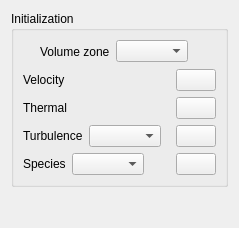
Old version of the form gui/Pages/InitializationForm.ui in the repository code-saturne/code_saturne.
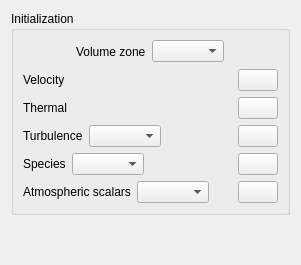
New version of the form. Icons and pictures are not drawn.

Commit message: volumique initialization for meteo variables

Diff of the .ui file:
```diff
--- a/gui/Pages/InitializationForm.ui
+++ b/gui/Pages/InitializationForm.ui
@@ -6,14 +6,14 @@
    <rect>
     <x>0</x>
     <y>0</y>
-    <width>239</width>
-    <height>228</height>
+    <width>301</width>
+    <height>265</height>
    </rect>
   </property>
   <property name="windowTitle">
    <string>Form</string>
   </property>
-  <layout class="QGridLayout" name="gridLayout_2">
+  <layout class="QGridLayout" name="gridLayout_3">
    <item row="0" column="0">
     <spacer name="spacer">
      <property name="orientation">
@@ -27,12 +27,12 @@
      </property>
     </spacer>
    </item>
-   <item row="0" column="1" rowspan="2">
+   <item row="0" column="1">
     <widget class="QGroupBox" name="groupBoxZone">
      <property name="title">
       <string>Initialization</string>
      </property>
-     <layout class="QGridLayout" name="gridLayout">
+     <layout class="QGridLayout" name="gridLayout_2">
       <item row="0" column="0">
        <spacer>
         <property name="orientation">
@@ -74,8 +74,8 @@
        </spacer>
       </item>
       <item row="1" column="0" colspan="3">
-       <layout class="QVBoxLayout" name="verticalLayout">
-        <item>
+       <layout class="QGridLayout" name="gridLayout">
+        <item row="0" column="0">
          <layout class="QHBoxLayout" name="horizontalLayout_3">
           <item>
            <widget class="QLabel" name="labelVelocity">
@@ -116,7 +116,7 @@
           </item>
          </layout>
         </item>
-        <item>
+        <item row="1" column="0">
          <layout class="QHBoxLayout" name="horizontalLayout_4">
           <item>
            <widget class="QLabel" name="labelThermal">
@@ -157,7 +157,7 @@
           </item>
          </layout>
         </item>
-        <item>
+        <item row="2" column="0">
          <layout class="QHBoxLayout" name="horizontalLayout">
           <item>
            <widget class="QLabel" name="labelTurbulence">
@@ -201,7 +201,7 @@
           </item>
          </layout>
         </item>
-        <item>
+        <item row="3" column="0">
          <layout class="QHBoxLayout" name="_2">
           <property name="spacing">
            <number>6</number>
@@ -251,6 +251,56 @@
           </item>
          </layout>
         </item>
+        <item row="4" column="0">
+         <layout class="QHBoxLayout" name="_4">
+          <property name="spacing">
+           <number>6</number>
+          </property>
+          <property name="margin">
+           <number>0</number>
+          </property>
+          <item>
+           <widget class="QLabel" name="labelMeteo">
+            <property name="text">
+             <string>Atmospheric scalars</string>
+            </property>
+           </widget>
+          </item>
+          <item>
+           <widget class="QComboBox" name="comboBoxMeteo"/>
+          </item>
+          <item>
+           <spacer>
+            <property name="orientation">
+             <enum>Qt::Horizontal</enum>
+            </property>
+            <property name="sizeHint" stdset="0">
+             <size>
+              <width>40</width>
+              <height>20</height>
+             </size>
+            </property>
+           </spacer>
+          </item>
+          <item>
+           <widget class="QPushButton" name="pushButtonMeteo">
+            <property name="text">
+             <string/>
+            </property>
+            <property name="icon">
+             <iconset resource="resources_pages.qrc">
+              <normaloff>:/new/prefix1/icons/22x22/edit-find-replace.png</normaloff>:/new/prefix1/icons/22x22/edit-find-replace.png</iconset>
+            </property>
+            <property name="iconSize">
+             <size>
+              <width>22</width>
+              <height>22</height>
+             </size>
+            </property>
+           </widget>
+          </item>
+         </layout>
+        </item>
        </layout>
       </item>
      </layout>
@@ -259,7 +309,7 @@
      <zorder>labelZone</zorder>
     </widget>
    </item>
-   <item row="1" column="2">
+   <item row="0" column="2">
     <spacer name="spacer_3">
      <property name="orientation">
       <enum>Qt::Horizontal</enum>
@@ -272,7 +322,7 @@
      </property>
     </spacer>
    </item>
-   <item row="2" column="1">
+   <item row="1" column="1">
     <spacer>
      <property name="orientation">
       <enum>Qt::Vertical</enum>
```
Left out of the diff: 3 changed lines with no effect on the pictures. The commit also changes 2 other files.
